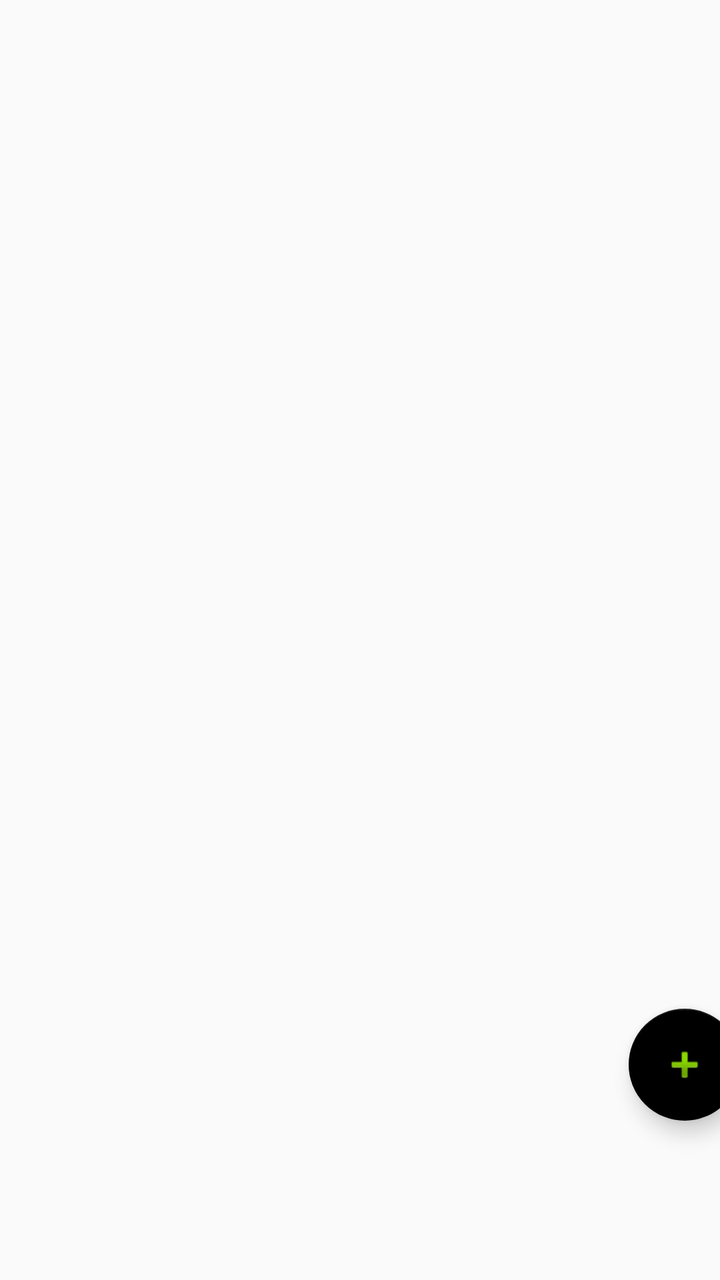
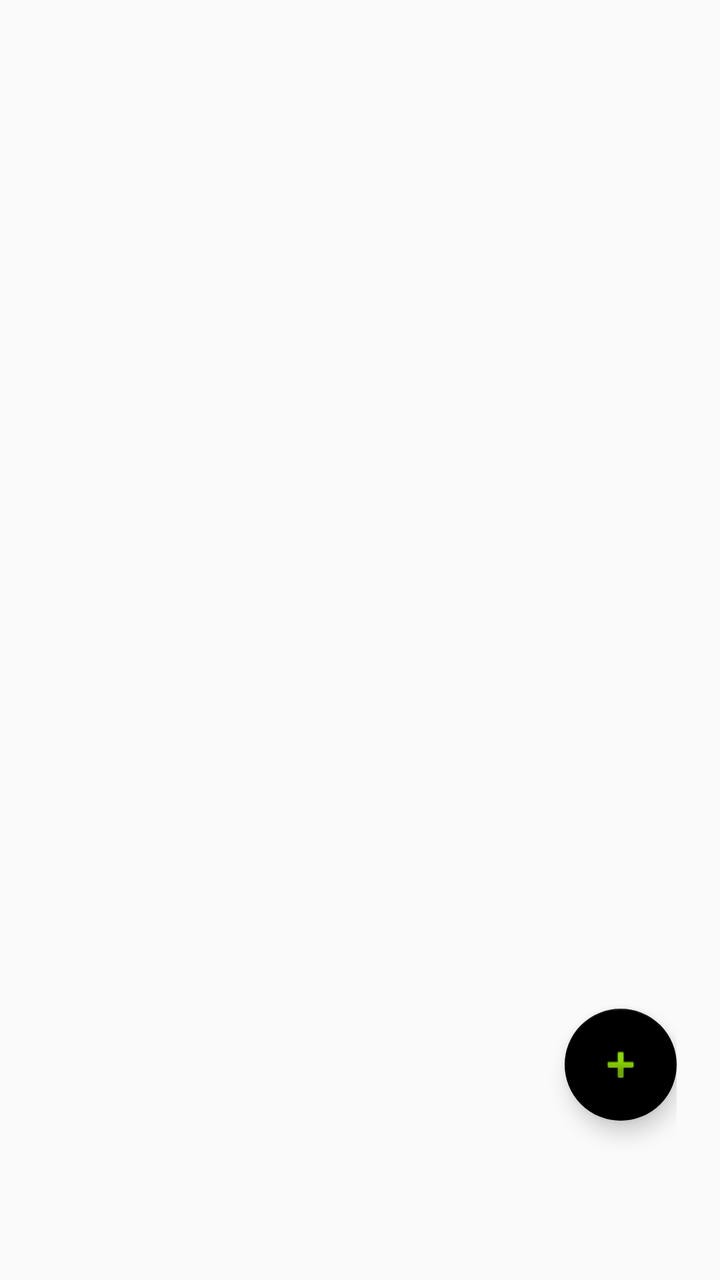

Screens rendered from an Android XML layout before and after an edit, with the pre-edit source and the edit as a unified diff.
<!-- AndroidManifest.xml: activity theme Theme.Proyecto01 -->
<!-- res/layout/activity_menu.xml -->
<?xml version="1.0" encoding="utf-8"?>
<androidx.constraintlayout.widget.ConstraintLayout xmlns:android="http://schemas.android.com/apk/res/android"
    xmlns:app="http://schemas.android.com/apk/res-auto"
    xmlns:tools="http://schemas.android.com/tools"
    android:id="@+id/main"
    android:layout_width="match_parent"
    android:layout_height="match_parent"
    tools:context=".MenuActivity">


    <androidx.coordinatorlayout.widget.CoordinatorLayout
        android:layout_width="380dp"
        android:layout_height="640dp"
        android:layout_marginBottom="60dp"
        app:layout_constraintBottom_toBottomOf="parent"
        app:layout_constraintEnd_toEndOf="parent"
        app:layout_constraintStart_toStartOf="parent">


        <com.google.android.material.floatingactionbutton.FloatingActionButton
            android:id="@+id/fabPrincipal"
            android:layout_width="wrap_content"
            android:layout_height="wrap_content"
            android:layout_gravity="bottom|end"
            android:layout_marginBottom="20dp"
            android:clickable="true"
            app:backgroundTint="#000000"
            app:srcCompat="@android:drawable/ic_input_add" />

        <com.google.android.material.floatingactionbutton.FloatingActionButton
            android:id="@+id/fabCalculadora"
            android:layout_width="wrap_content"
            android:layout_height="wrap_content"
            android:layout_gravity="bottom|end"
            android:layout_marginBottom="110dp"
            android:clickable="true"
            android:visibility="gone"
            app:backgroundTint="#FFFFFF"
            app:srcCompat="@android:drawable/ic_menu_preferences" />

        <com.google.android.material.floatingactionbutton.FloatingActionButton
            android:id="@+id/fabOpcion1"
            android:layout_width="wrap_content"
            android:layout_height="wrap_content"
            android:layout_gravity="bottom|end"
            android:layout_marginBottom="180dp"
            android:clickable="true"
            android:visibility="gone"
            app:backgroundTint="#FFFFFF"
            app:srcCompat="@android:drawable/btn_star_big_on" />


    </androidx.coordinatorlayout.widget.CoordinatorLayout>


</androidx.constraintlayout.widget.ConstraintLayout>
<!-- resources referenced by this layout -->
<resources>
  <style name="Theme.Proyecto01" parent="Theme.AppCompat.DayNight" />
</resources>

<!-- the commit's change to res/layout/activity_menu.xml (unified diff, before → after) -->
@@ -9,11 +9,12 @@
 
 
     <androidx.coordinatorlayout.widget.CoordinatorLayout
-        android:layout_width="380dp"
-        android:layout_height="640dp"
+        android:layout_width="194dp"
+        android:layout_height="635dp"
         android:layout_marginBottom="60dp"
         app:layout_constraintBottom_toBottomOf="parent"
         app:layout_constraintEnd_toEndOf="parent"
+        app:layout_constraintHorizontal_bias="0.87"
         app:layout_constraintStart_toStartOf="parent">
 
 
